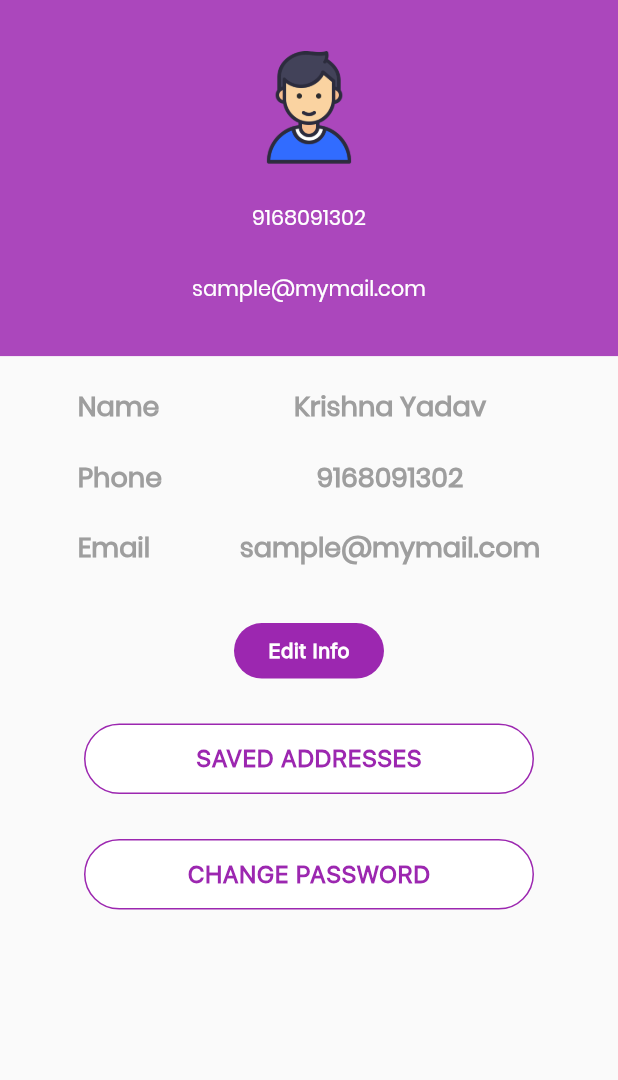
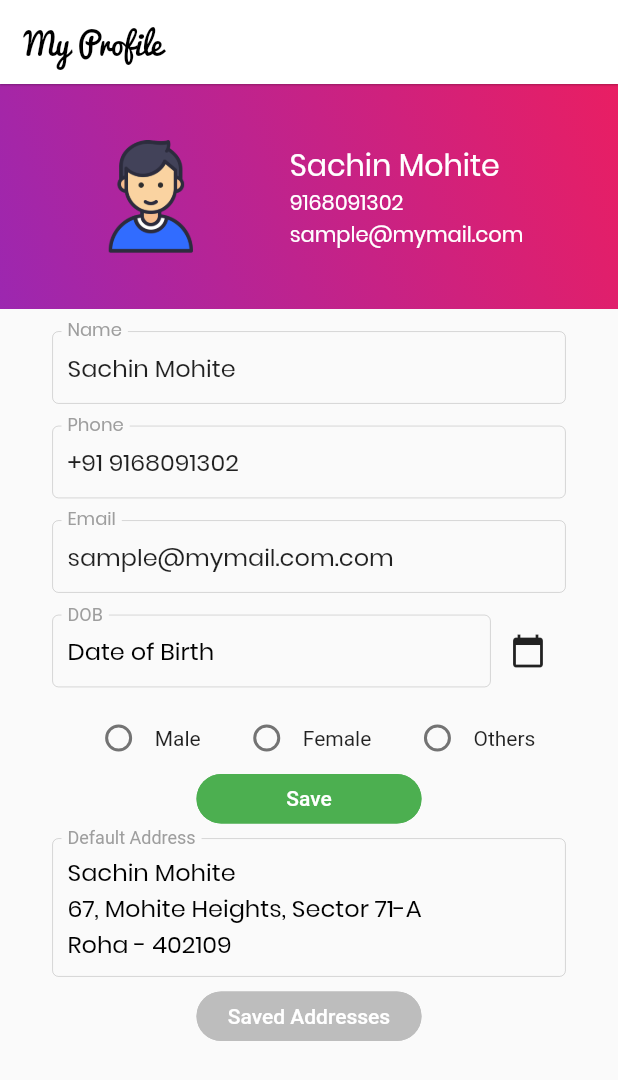
Before and after one commit to vaibhavcs99/ecoShop, a Flutter app: the MyInfo screen opened directly, on a phone screen of 412 x 824 dp. Shown: the top 1080 px of the screen. Run offline on Flutter 3.47's test engine with Material 2 defaults, Android fonts, the phone set to English and light mode, and no system bars; our stand-ins replace carousel_pro.

Commit message:
myinfo edited

```diff
--- a/lib/screens/profile_screen/myinfo.dart
+++ b/lib/screens/profile_screen/myinfo.dart
@@ -1,4 +1,6 @@
 import 'package:flutter/material.dart';
+import 'package:ecoShop/shared/styles.dart';
+
 
 class Myinfo extends StatelessWidget {
   @override
@@ -15,22 +17,55 @@ class MyInfo extends StatefulWidget{
 }
 
 class _MyInfoState extends State<MyInfo> {
+  DateTime _dateTime;
+    List gender=["Male","Female","Other"];
+
+  String select;
+
+ Row addRadioButton(int btnValue, String title) {
+    return Row(
+  mainAxisAlignment: MainAxisAlignment.start,
+  children: <Widget>[
+    Radio(
+      activeColor: Theme.of(context).primaryColor,
+      value: gender[btnValue],
+      groupValue: select,
+      onChanged: (value){
+        setState(() {
+          print(value);
+          select=value;
+        });
+      },
+    ),
+    Text(title)
+  ],
+);
+ }
   @override
-  Widget build(BuildContext context){
+  Widget build(BuildContext context) {
     return Scaffold(
-      body: Column(
-        children: <Widget>[
+
+
+      appBar: AppBar(
+        backgroundColor: Colors.white,
+        title: Text(
+          "My Profile",
+          style: TextStyle(fontFamily: 'pacifico', color: Colors.black),
+        ),
+        elevation: 0.5,
+      ),
+
+
+      body: ListView(children: [
         Container(
-        constraints: BoxConstraints.expand(
-          height: Theme.of(context).textTheme.headline4.fontSize * 1.1 + 200.0,
+          decoration: BoxDecoration(
+            gradient: gradientButtons,
           ),
+          height: 150,
           padding: const EdgeInsets.all(8.0),
-        color: Colors.purple[400],
           alignment: Alignment.center,
-
-        child: Column(
-          mainAxisAlignment:MainAxisAlignment.spaceEvenly,
-          children: [
+          child:
+              Row(mainAxisAlignment: MainAxisAlignment.spaceEvenly, children: [
             Container(
               height: 75,
               width: 75,
@@ -40,13 +75,26 @@ class _MyInfoState extends State<MyInfo> {
                 ),
               ),
             ),
+            Column(
+              mainAxisAlignment: MainAxisAlignment.center,
+              crossAxisAlignment: CrossAxisAlignment.start,
+              children: [
+                Text(
+                  "Sachin Mohite",
+                  style: TextStyle(
+                    color: Colors.white,
+                    fontFamily: 'poppins',
+                    fontSize: 20,
+                    fontWeight: FontWeight.w500,
+                  ),
+                ),
                 Text(
                   "9168091302",
                   style: TextStyle(
                     color: Colors.white,
                     fontFamily: 'poppins',
                     fontSize: 14,
-                fontWeight: FontWeight.w400,
+                    fontWeight: FontWeight.w500,
                   ),
                 ),
                 Text(
@@ -55,188 +103,211 @@ class _MyInfoState extends State<MyInfo> {
                     color: Colors.white,
                     fontFamily: 'poppins',
                     fontSize: 14,
-                fontWeight: FontWeight.w400,
+                    fontWeight: FontWeight.w500,
                   ),
-            ),
-          ]
-        ),
-      ),
-      Row(
-        mainAxisAlignment: MainAxisAlignment.spaceEvenly,
-        children: <Widget>[
-            Column(
-            mainAxisAlignment: MainAxisAlignment.spaceEvenly,
-            crossAxisAlignment: CrossAxisAlignment.start,
-            children: [
-              SizedBox(
-                height:20,
-              ),
-              Text(
-                "Name",
-                style: TextStyle(
-                  color: Colors.grey,
-                  fontFamily: 'poppins',
-                  fontSize: 18,
-                  fontWeight: FontWeight.w700,
-                ),
-                //textAlign: TextAlign.center,
-              ),
-              SizedBox(
-                height:20,
-              ),
-              Text(
-                "Phone",
-                style: TextStyle(
-                  color: Colors.grey,
-                  fontFamily: 'poppins',
-                  fontSize: 18,
-                  fontWeight: FontWeight.w700,
-                ),
-              ),
-              SizedBox(
-                height:20,
-              ),
-              Text(
-                "Email",
-                style: TextStyle(
-                  color: Colors.grey,
-                  fontFamily: 'poppins',
-                  fontSize: 18,
-                  fontWeight: FontWeight.w700,
-                ),
-              ),
-              SizedBox(
-                height:17,
                 ),
               ],
             ),
-          Column(
-            crossAxisAlignment: CrossAxisAlignment.center,
+          ]),
+        ),
+
+
+        Container(
+          padding: EdgeInsets.only(left: 35, right: 35, top: 15),
+        child: Column(
           mainAxisAlignment: MainAxisAlignment.center,
-            children: <Widget>[
-              SizedBox(
-                height:20,
+          children: [
+
+          TextFormField(
+          initialValue: 'Sachin Mohite',
+          decoration: InputDecoration(
+              contentPadding: new EdgeInsets.symmetric(vertical: 10.0, horizontal: 10.0),
+              labelText: "Name",
+              labelStyle: TextStyle(
+                  color: Colors.grey, fontWeight: FontWeight.w100),
+              fillColor: Colors.white,
+              enabledBorder: OutlineInputBorder(
+                borderSide: const BorderSide(width: 0.1),
               ),
-              Text(
-                "Krishna Yadav",
-                style: TextStyle(
-                  color: Colors.grey,
+              focusedBorder: new OutlineInputBorder(
+                borderSide: BorderSide(width: 0.9),
+              )),
+          style: new TextStyle(
             fontFamily: 'poppins',
-                  fontSize: 18,
-                  fontWeight: FontWeight.w700,
-                ),
-                //textAlign: TextAlign.center,
-              ),
-              SizedBox(
-                height:20,
-              ),
-              Text(
-                "9168091302",
-                style: TextStyle(
-                  color: Colors.grey,
-                  fontFamily: 'poppins',
-                  fontSize: 18,
-                  fontWeight: FontWeight.w700,
           ),
         ),
-              SizedBox(
-                height:20,
+        SizedBox( height: 15),
+          TextFormField(
+          initialValue: '+91 9168091302',
+          decoration: InputDecoration(
+              contentPadding: new EdgeInsets.symmetric(vertical: 10.0, horizontal: 10.0),
+              labelText: "Phone",
+              labelStyle: TextStyle(
+                  color: Colors.grey, fontWeight: FontWeight.w100),
+              fillColor: Colors.white,
+              enabledBorder: OutlineInputBorder(
+                borderSide: const BorderSide(width: 0.1),
               ),
-              Text(
-                "sample@mymail.com",
-                style: TextStyle(
-                  color: Colors.grey,
+              focusedBorder: new OutlineInputBorder(
+                borderSide: BorderSide(width: 0.9),
+              )),
+          style: new TextStyle(
             fontFamily: 'poppins',
-                  fontSize: 18,
-                  fontWeight: FontWeight.w700,
           ),
         ),
-              SizedBox(
-                height:17,
+        SizedBox( height: 15),
+          TextFormField(
+          initialValue: 'sample@mymail.com.com',
+          decoration: InputDecoration(
+              contentPadding: new EdgeInsets.symmetric(vertical: 10.0, horizontal: 10.0),
+              labelText: "Email",
+              labelStyle: TextStyle(
+                  color: Colors.grey, fontWeight: FontWeight.w100),
+              fillColor: Colors.white,
+              enabledBorder: OutlineInputBorder(
+                borderSide: const BorderSide(width: 0.1),
               ),
-            ],
+              focusedBorder: new OutlineInputBorder(
+                borderSide: BorderSide(width: 0.9),
+              )),
+          style: new TextStyle(
+            fontFamily: 'poppins',
           ),
-        ]
         ),
-          SizedBox(
-            height: 20,
+      SizedBox( height: 15),
+      Row(
+        mainAxisAlignment: MainAxisAlignment.spaceBetween,
+        children:<Widget>[
+        Expanded(
+          child: Container(
+              child: InputDecorator(
+          decoration: InputDecoration(
+              contentPadding: new EdgeInsets.symmetric(vertical: 10.0, horizontal: 10.0),
+              labelText: "DOB",
+              labelStyle: TextStyle(
+                  color: Colors.grey, fontWeight: FontWeight.w400),
+              fillColor: Colors.white,
+              enabledBorder: OutlineInputBorder(
+                borderSide: const BorderSide(width: 0.1),
               ),
-          InkWell(
-            onTap: () {},
-            child: Container(
-              padding: EdgeInsets.symmetric(vertical:10),
-              width:100,
-              decoration: BoxDecoration(
-                borderRadius: BorderRadius.all(Radius.circular(40)),
-                color: Colors.purple,
-              ),
-              child: Center(
+              focusedBorder: new OutlineInputBorder(
+                borderSide: BorderSide(width: 0.9),
+              )),
               child: Text(
-                  "Edit Info",
+                _dateTime == null ? 'Date of Birth' : _dateTime.toString(),
                 style: TextStyle(
-                    color: Colors.white,
-                    fontFamily: 'sfpro',
-                    fontSize: 14,
-                    fontWeight: FontWeight.w600,
+                  color: Colors.black,
+                  fontFamily: 'poppins',
+                  fontSize: 16,
+
                 ),
           ),
               ),
           ),
           ),
-      SizedBox(
+
+
+        InkWell(
+          onTap: () {
+                showDatePicker(
+                  context: context,
+                  initialDate: _dateTime == null ? DateTime.now() : _dateTime,
+                  firstDate: DateTime(2001),
+                  lastDate: DateTime(2021)
+                ).then((date) {
+                  setState(() {
+                    _dateTime = date;
+                  });
+                });
+          },
+          child: Container(
+            width:50,
             height: 30,
-            ),
-            InkWell(
-              onTap: () {},
-              child: Container(
-                padding: EdgeInsets.symmetric(vertical: 13),
-                width: 300,
-                decoration: BoxDecoration(
-                  borderRadius: BorderRadius.all(Radius.circular(40)),
-                  color: Colors.white,
-                  border: Border.all(color: Colors.purple)
-                ),
-                child: Center(
-                  child: Text(
-                    "SAVED ADDRESSES",
-                    style: TextStyle(
-                      color: Colors.purple,
-                      fontFamily: 'sfpro',
-                      fontSize: 16,
-                      fontWeight: FontWeight.bold,
-                    ),
-                  ),
-                ),
-              ),
-            ),
-      SizedBox(
-              height: 30,
-            ),
-            InkWell(
-              onTap: () {},
-              child: Container(
-                padding: EdgeInsets.symmetric(vertical: 13),
-                width: 300,
-                decoration: BoxDecoration(
-                  borderRadius: BorderRadius.all(Radius.circular(40)),
-                  color: Colors.white,
-                  border: Border.all(color: Colors.purple)
-                ),
-                child: Center(
-                  child: Text(
-                    "CHANGE PASSWORD",
-                    style: TextStyle(
-                      color: Colors.purple,
-                      fontFamily: 'sfpro',
-                      fontSize: 16,
-                      fontWeight: FontWeight.bold,
-                    ),
-                  ),
+            child:Icon(
+              Icons.calendar_today,
             ),
           ),
         ),
         ]
       ),
+
+
+        SizedBox( height: 10),
+        Row(
+          mainAxisAlignment: MainAxisAlignment.spaceEvenly,
+                children: <Widget>[
+                  addRadioButton(0, 'Male'),
+                  addRadioButton(1, 'Female'),
+                  addRadioButton(2, 'Others'),
+                ],
+              ),
+        Container(
+          height: 33,
+          width: 150,
+        child:FlatButton(
+          shape: RoundedRectangleBorder(
+        borderRadius: BorderRadius.circular(18.0),
+        side: BorderSide(color: Colors.green)),
+        color: Colors.green,
+          onPressed: () {},
+          textColor: Colors.white,
+          padding: const EdgeInsets.all(0.0),
+            child: const Text(
+              'Save',
+              style: TextStyle(fontSize: 14,color: Colors.white),
+            ),
+            )),
+        SizedBox( height: 10),
+        Container(
+              child: InputDecorator(
+          decoration: InputDecoration(
+              contentPadding: new EdgeInsets.symmetric(vertical: 10.0, horizontal: 10.0),
+              labelText: "Default Address",
+              labelStyle: TextStyle(
+                  color: Colors.grey, fontWeight: FontWeight.w400),
+              fillColor: Colors.white,
+              enabledBorder: OutlineInputBorder(
+                borderSide: const BorderSide(width: 0.1),
+              ),
+              focusedBorder: new OutlineInputBorder(
+                borderSide: BorderSide(width: 0.9),
+              )),
+              child: Text(
+                'Sachin Mohite\n67, Mohite Heights, Sector 71-A\nRoha - 402109',
+                style: TextStyle(
+                  color: Colors.black,
+                  fontFamily: 'poppins',
+                  fontSize: 16,
+
+                ),
+                //textInputAction: TextInputAction.newline,
+                //keyboardType: TextInputType.multiline,
+                //maxLines: null,
+          ),
+              ),
+          ),
+          SizedBox( height: 10),
+        Container(
+          height: 33,
+          width: 150,
+        child:FlatButton(
+          shape: RoundedRectangleBorder(
+        borderRadius: BorderRadius.circular(18.0),
+        side: BorderSide(color: Colors.grey[400])),
+          color: Colors.grey[400],
+          onPressed: () {},
+          textColor: Colors.white,
+          padding: const EdgeInsets.all(0.0),
+            child: const Text(
+              'Saved Addresses',
+              style: TextStyle(fontSize: 14,color: Colors.white),
+            ),
+            )),
+
+          ]
+        ),
+        ),
+      ]),
     );
   }
 }
```
Lines whose indentation alone changed are shown as unchanged.
